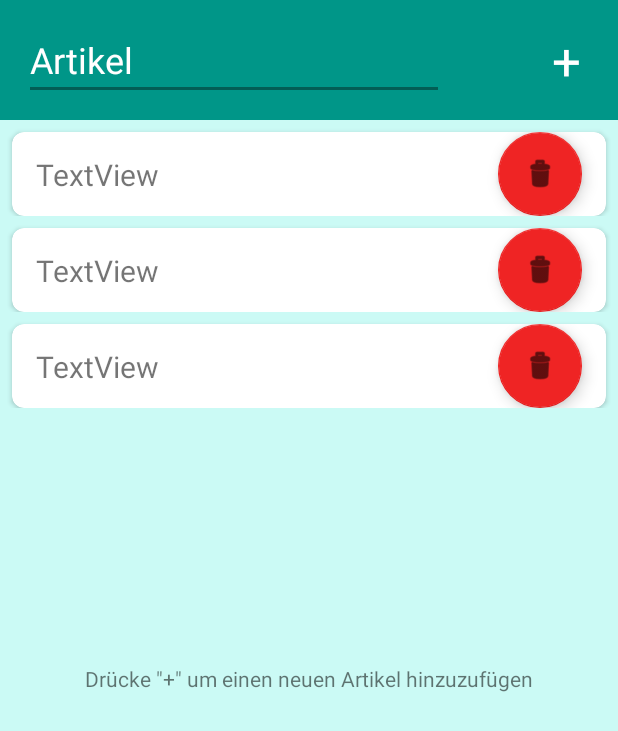
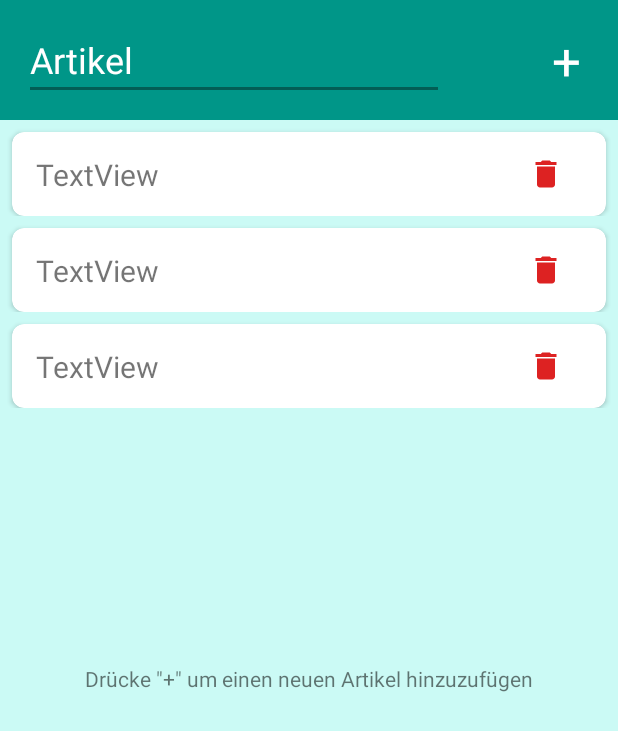
Before and after one commit to Artur1509/Einkaufsliste_Freitagsaufgabe_Room, an Android app: the layout fragment_main.xml on its own in the app's theme, with its tools: preview values and no code run, on a phone screen of 412 x 824 dp. Shown: the top 731 px of the screen. Run offline under Robolectric (Android 15) with nearby library versions, the phone set to English and light mode, and no system bars.

Commit message:
Aufgabe erledigt

```diff
--- a/app/src/main/java/com/example/einkaufsliste/data/local/Repository.kt
+++ b/app/src/main/java/com/example/einkaufsliste/data/local/Repository.kt
@@ -3,7 +3,6 @@ package com.example.einkaufsliste.data.local
 import android.util.Log
 import androidx.lifecycle.LiveData
 import com.example.einkaufsliste.data.datamodels.Artikel
-import com.example.einkaufsliste.data.example.ArtikelExample
 
 class Repository(private val database: ArtikelDatabase) {
 
@@ -33,12 +32,7 @@ class Repository(private val database: ArtikelDatabase) {
         return database.artikelDao.getArtikelCount()
     }
 
-    suspend fun prepopulateDB(){
-        database.artikelDao.insertArtikel(ArtikelExample.artikel1)
-    }
-
     //delete by id
-
     fun deleteById(id: Int){
         database.artikelDao.deleteById(id)
     }
--- /dev/null
+++ b/app/src/main/res/drawable/baseline_delete_24.xml
@@ -0,0 +1,5 @@
+<vector android:height="24dp" android:tint="#DD2222"
+    android:viewportHeight="24" android:viewportWidth="24"
+    android:width="24dp" xmlns:android="http://schemas.android.com/apk/res/android">
+    <path android:fillColor="@android:color/white" android:pathData="M6,19c0,1.1 0.9,2 2,2h8c1.1,0 2,-0.9 2,-2V7H6v12zM19,4h-3.5l-1,-1h-5l-1,1H5v2h14V4z"/>
+</vector>
--- a/app/src/main/res/layout/fragment_main.xml
+++ b/app/src/main/res/layout/fragment_main.xml
@@ -19,7 +19,7 @@
         app:layout_constraintTop_toTopOf="parent">
 
         <TextView
-            android:id="@+id/createNewListBTN"
+            android:id="@+id/artikelAddBTN"
             android:layout_width="wrap_content"
             android:layout_height="wrap_content"
             android:layout_marginEnd="16dp"
--- a/app/src/main/res/layout/list_item.xml
+++ b/app/src/main/res/layout/list_item.xml
@@ -31,17 +31,19 @@
                 app:layout_constraintStart_toStartOf="parent"
                 app:layout_constraintTop_toTopOf="parent" />
 
-            <com.google.android.material.floatingactionbutton.FloatingActionButton
-                android:id="@+id/deleteFAB"
-                android:layout_width="wrap_content"
-                android:layout_height="wrap_content"
+            <ImageButton
+                android:id="@+id/deleteBTN"
+                android:contentDescription="Artikel löschen"
+                android:layout_width="48dp"
+                android:layout_height="48dp"
                 android:layout_marginEnd="16dp"
-                android:clickable="true"
-                app:backgroundTint="#EF2424"
+                android:backgroundTint="#FFFFFF"
+                android:scaleType="center"
                 app:layout_constraintBottom_toBottomOf="parent"
                 app:layout_constraintEnd_toEndOf="parent"
                 app:layout_constraintTop_toTopOf="parent"
-                app:srcCompat="@android:drawable/ic_menu_delete" />
+                app:srcCompat="@drawable/baseline_delete_24" />
+
         </androidx.constraintlayout.widget.ConstraintLayout>
     </androidx.cardview.widget.CardView>
 </androidx.constraintlayout.widget.ConstraintLayout>
--- a/app/src/main/res/values/colors.xml
+++ b/app/src/main/res/values/colors.xml
@@ -2,4 +2,5 @@
 <resources>
     <color name="black">#FF000000</color>
     <color name="white">#FFFFFFFF</color>
+    <color name="primaryColor">#009688</color>
 </resources>
--- a/app/src/main/res/values/themes.xml
+++ b/app/src/main/res/values/themes.xml
@@ -2,8 +2,11 @@
     <!-- Base application theme. -->
     <style name="Base.Theme.Einkaufsliste" parent = "Theme.MaterialComponents.Light.NoActionBar">
         <!-- Customize your light theme here. -->
+        <item name="android:statusBarColor">@color/primaryColor</item>
+
         <!-- <item name="colorPrimary">@color/my_light_primary</item> -->
     </style>
 
     <style name="Theme.Einkaufsliste" parent="Base.Theme.Einkaufsliste" />
+
 </resources>
```
Also changed, not shown: app/src/main/java/com/example/einkaufsliste/data/example/ArtikelExample.kt (deleted, +0 -10 lines), app/src/main/java/com/example/einkaufsliste/ui/MainFragment.kt (+21 -0 lines), app/src/main/java/com/example/einkaufsliste/ui/MainViewModel.kt (+7 -1 lines), app/src/main/java/com/example/einkaufsliste/util/ArtikelAdapter.kt (+9 -0 lines).
